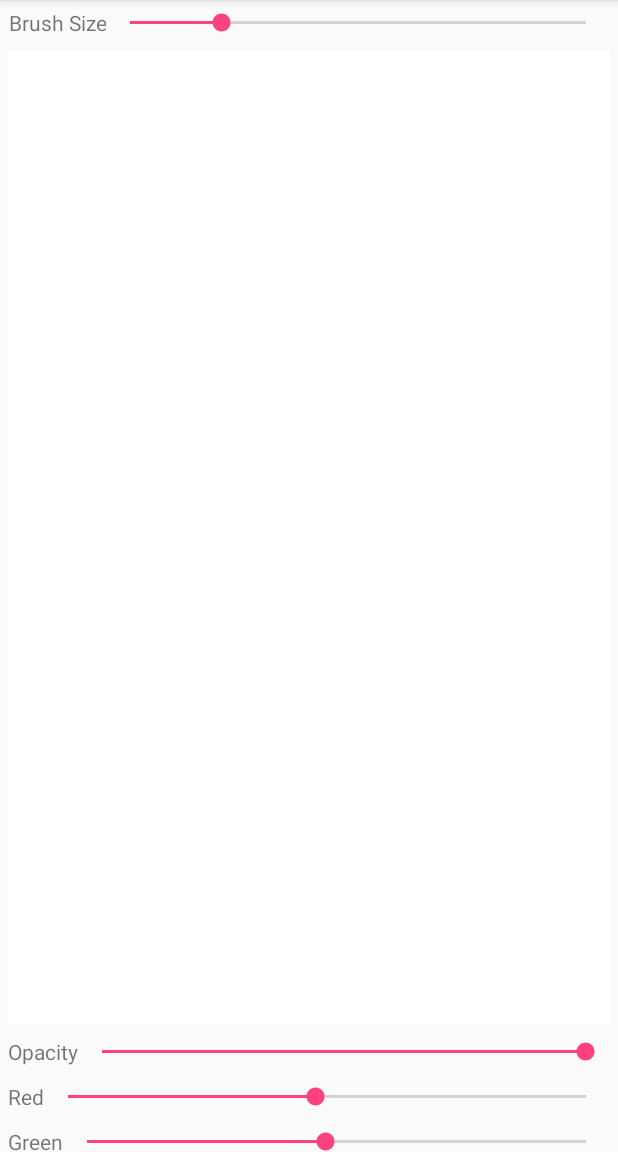
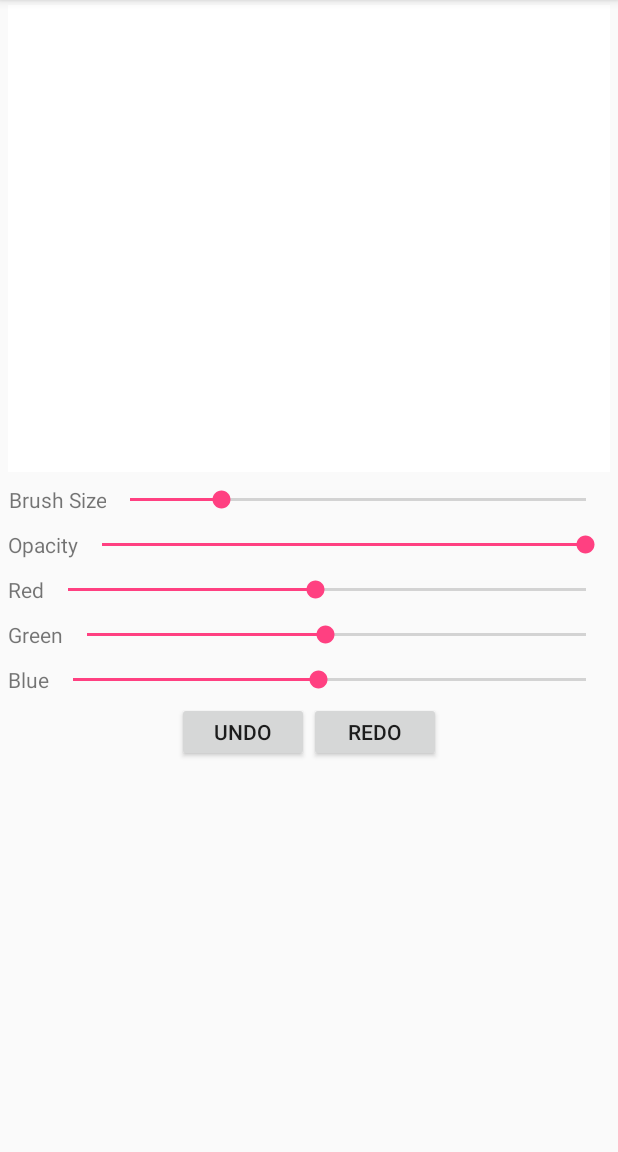
Before and after one commit to AdiAyyakad/Doodle, an Android app: the screen it shows after launch (MainActivity), on a phone screen of 412 x 824 dp, the part 84-1236 px from its top. Run offline under Robolectric (Android 15) with nearby library versions, the phone set to English and light mode, and no system bars.

Commit message:
Added undo redo buttons and activity hookups. Not currently functional

```diff
--- a/app/src/main/java/com/cmsc434/adi/doodle/MainActivity.java
+++ b/app/src/main/java/com/cmsc434/adi/doodle/MainActivity.java
@@ -2,6 +2,7 @@ package com.cmsc434.adi.doodle;
 
 import android.support.v7.app.AppCompatActivity;
 import android.os.Bundle;
+import android.view.View;
 import android.widget.SeekBar;
 
 public class MainActivity extends AppCompatActivity {
@@ -31,4 +32,16 @@ public class MainActivity extends AppCompatActivity {
 
     }
 
+    // MARK: - Button Hookups
+
+    public void onClickUndoPath(View v) {
+        ScribbleView scribbleView = (ScribbleView) findViewById(R.id.scribble);
+        // scribbleView.undo();
+    }
+
+    public void onClickRedoPath(View v) {
+        ScribbleView scribbleView = (ScribbleView) findViewById(R.id.scribble);
+        // scribbleView.onClickRedoPath();
+    }
+
 }
--- a/app/src/main/java/com/cmsc434/adi/doodle/ScribbleView.java
+++ b/app/src/main/java/com/cmsc434/adi/doodle/ScribbleView.java
@@ -1,6 +1,7 @@
 package com.cmsc434.adi.doodle;
 
 import android.content.Context;
+import android.content.res.Resources;
 import android.graphics.Bitmap;
 import android.graphics.Canvas;
 import android.graphics.Color;
@@ -21,12 +22,10 @@ import android.widget.SeekBar;
 
 public class ScribbleView extends View implements SeekBar.OnSeekBarChangeListener {
 
+    private Resources res = getResources();
     private Path drawPath;
     private Paint drawPaint, canvasPaint;
     private int paintColor = 0xFF660000;
-    private final int smallestSize = getResources().getInteger(R.integer.smallest_size);
-    private final int largestSize = getResources().getInteger(R.integer.largest_size);
-    private int brushSize = getResources().getInteger(R.integer.initial_size);
     private Canvas drawCanvas;
     private Bitmap canvasBitmap;
 
@@ -63,7 +62,7 @@ public class ScribbleView extends View implements SeekBar.OnSeekBarChangeListene
         // Setup paint
         drawPaint.setColor(paintColor);
         drawPaint.setAntiAlias(true);
-        drawPaint.setStrokeWidth(brushSize);
+        drawPaint.setStrokeWidth(res.getInteger(R.integer.initial_size));
         drawPaint.setStyle(Paint.Style.STROKE);
         drawPaint.setStrokeJoin(Paint.Join.ROUND);
         drawPaint.setStrokeCap(Paint.Cap.ROUND);
@@ -105,9 +104,6 @@ public class ScribbleView extends View implements SeekBar.OnSeekBarChangeListene
     @Override
     public void onProgressChanged(SeekBar seekBar, int i, boolean b) {
         if (seekBar.getId() == R.id.brush_seek_bar) {
-            if (i < smallestSize) {
-                i = smallestSize;
-            }
             drawPaint.setStrokeWidth(i);
         } else {
             changeColor(seekBar, i);
--- a/app/src/main/res/layout/activity_main.xml
+++ b/app/src/main/res/layout/activity_main.xml
@@ -1,5 +1,5 @@
 <?xml version="1.0" encoding="utf-8"?>
-<LinearLayout xmlns:android="http://schemas.android.com/apk/res/android"
+<GridLayout xmlns:android="http://schemas.android.com/apk/res/android"
     xmlns:tools="http://schemas.android.com/tools"
     android:layout_width="match_parent"
     android:layout_height="match_parent"
@@ -7,6 +7,16 @@
     android:orientation="vertical"
     tools:context=".MainActivity"
     android:weightSum="1">
+
+    <com.cmsc434.adi.doodle.ScribbleView
+        android:id="@+id/scribble"
+        android:layout_width="fill_parent"
+        android:layout_height="311dp"
+        android:layout_marginBottom="3dp"
+        android:layout_marginLeft="5dp"
+        android:layout_marginRight="5dp"
+        android:layout_marginTop="3dp"
+        android:background="#FFFFFFFF" />
 
     <LinearLayout
         android:id="@+id/brush_size_layout"
@@ -29,17 +39,6 @@
             android:progress="@integer/initial_size" />
 
     </LinearLayout>
-
-    <com.cmsc434.adi.doodle.ScribbleView
-        android:id="@+id/scribble"
-        android:layout_width="fill_parent"
-        android:layout_height="317dp"
-        android:layout_marginBottom="3dp"
-        android:layout_marginLeft="5dp"
-        android:layout_marginRight="5dp"
-        android:layout_marginTop="3dp"
-        android:background="#FFFFFFFF"
-        android:layout_weight="1.13" />
 
     <LinearLayout
         android:id="@+id/brush_size_layout"
@@ -130,5 +129,26 @@
 
     </LinearLayout>
 
+    <LinearLayout
+        android:layout_width="match_parent"
+        android:layout_height="40dp"
+        android:gravity="center_horizontal">
 
-</LinearLayout>
+        <Button
+            android:layout_width="wrap_content"
+            android:layout_height="match_parent"
+            android:gravity="center"
+            android:text="@string/undo"
+            android:onClick="onClickUndoPath" />
+
+        <Button
+            android:layout_width="wrap_content"
+            android:layout_height="match_parent"
+            android:gravity="center"
+            android:text="@string/redo"
+            android:onClick="onClickRedoPath" />
+
+    </LinearLayout>
+
+
+</GridLayout>
--- a/app/src/main/res/values/dimens.xml
+++ b/app/src/main/res/values/dimens.xml
@@ -3,7 +3,6 @@
     <dimen name="activity_horizontal_margin">16dp</dimen>
     <dimen name="activity_vertical_margin">16dp</dimen>
 
-    <integer name="smallest_size">1</integer>
     <integer name="largest_size">100</integer>
     <integer name="max_opacity">1</integer>
     <integer name="max_color">255</integer>
--- a/app/src/main/res/values/strings.xml
+++ b/app/src/main/res/values/strings.xml
@@ -10,4 +10,6 @@
     <string name="red">Red</string>
     <string name="blue">Blue</string>
     <string name="green">Green</string>
+    <string name="undo">Undo</string>
+    <string name="redo">Redo</string>
 </resources>
```
